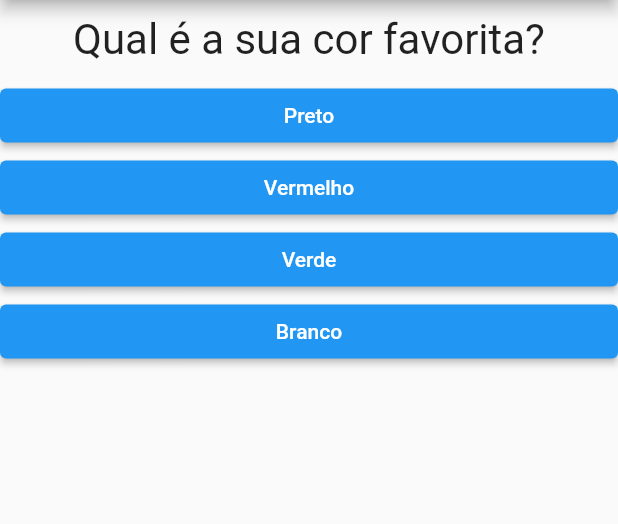
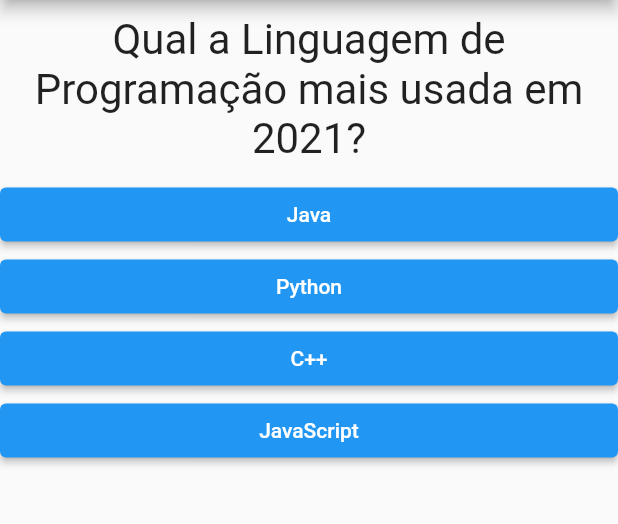
Before and after one commit to marcusvssantos/ProjetoPerguntasFlutter, a Flutter app: the screen it shows after launch, on a phone screen of 412 x 824 dp, the part 84-608 px from its top. Run offline on Flutter 3.47's test engine with Material 2 defaults, Android fonts, the phone set to English and light mode, and no system bars.

```diff
--- a/lib/main.dart
+++ b/lib/main.dart
@@ -1,25 +1,10 @@
 import 'package:flutter/material.dart';
-import './questao.dart';
-import './resposta.dart';
+import './questionario.dart';
+import './resultado.dart';
 
 void main() {
   runApp(const PerguntaApp());
 }
-
-final _perguntas = const [
-  {
-    'texto': 'Qual é a sua cor favorita?',
-    'respostas': ['Preto', 'Vermelho', 'Verde', 'Branco'],
-  },
-  {
-    'texto': 'Qual é o seu animal favorito?',
-    'respostas': ['Coelho', 'Cobra', 'Elefante', 'Leão'],
-  },
-  {
-    'texto': 'Qual é o seu instrutor favorito?',
-    'respostas': ['Maria', 'João', 'Leo', 'Pedro'],
-  }
-];
 
 class PerguntaApp extends StatefulWidget {
   const PerguntaApp({Key? key}) : super(key: key);
@@ -30,13 +15,51 @@ class PerguntaApp extends StatefulWidget {
 
 class _PerguntaAppState extends State<PerguntaApp> {
   var _perguntaSelecionada = 0;
+  var _pontuacaoTotal = 0;
+  final _perguntas = const [
+    {
+      'texto': 'Qual a Linguagem de Programação mais usada em 2021?',
+      'respostas': [
+        {'texto': 'Java', 'pontuacao': 0},
+        {'texto': 'Python', 'pontuacao': 1},
+        {'texto': 'C++', 'pontuacao': 0},
+        {'texto': 'JavaScript', 'pontuacao': 0},
+      ],
+    },
+    {
+      'texto': 'Qual a data de lançamento do Java??',
+      'respostas': [
+        {'texto': '1995', 'pontuacao': 1},
+        {'texto': '1968', 'pontuacao': 0},
+        {'texto': '2001', 'pontuacao': 0},
+        {'texto': '1925', 'pontuacao': 0},
+      ],
+    },
+    {
+      'texto': 'Quem foi o criador da Lâmpada?',
+      'respostas': [
+        {'texto': 'Elon Musk', 'pontuacao': 0},
+        {'texto': 'Nikola Tesla', 'pontuacao': 0},
+        {'texto': 'Thomas Edison', 'pontuacao': 1},
+        {'texto': 'Isaac Newton', 'pontuacao': 0},
+      ],
+    }
+  ];
 
-  void _responder() {
+  void _responder(int pontuacao) {
     if (temPerguntaSelecionada) {
       setState(() {
         _perguntaSelecionada++;
+        _pontuacaoTotal += pontuacao;
       });
     }
+  }
+
+  void _reiniciarQuestionario() {
+    setState(() {
+      _perguntaSelecionada = 0;
+      _pontuacaoTotal = 0;
+    });
   }
 
   bool get temPerguntaSelecionada {
@@ -45,23 +68,19 @@ class _PerguntaAppState extends State<PerguntaApp> {
 
   @override
   Widget build(BuildContext context) {
-    List<String> respostas = temPerguntaSelecionada
-        ? _perguntas[_perguntaSelecionada].cast()['respostas']
-        : [];
-
     return MaterialApp(
+      debugShowCheckedModeBanner: false,
       home: Scaffold(
         appBar: AppBar(
           title: const Text('Perguntas'),
         ),
         body: temPerguntaSelecionada
-            ? Column(
-                children: [
-                  Questao(_perguntas[_perguntaSelecionada]['texto'].toString()),
-                  ...respostas.map((t) => Resposta(t, _responder)).toList(),
-                ],
+            ? Questionario(
+                perguntas: _perguntas,
+                perguntaSelecionada: _perguntaSelecionada,
+                quandoResponder: _responder,
               )
-            : null,
+            : Resultado(_pontuacaoTotal, _reiniciarQuestionario),
       ),
     );
   }
--- /dev/null
+++ b/lib/questionario.dart
@@ -0,0 +1,41 @@
+import 'package:flutter/material.dart';
+import './questao.dart';
+import './resposta.dart';
+
+class Questionario extends StatelessWidget {
+  final List<Map<String, Object>> perguntas;
+  final int perguntaSelecionada;
+  final void Function(int) quandoResponder;
+
+  const Questionario({
+    Key? key,
+    required this.perguntas,
+    required this.perguntaSelecionada,
+    required this.quandoResponder,
+  }) : super(key: key);
+
+  bool get temPerguntaSelecionada {
+    return perguntaSelecionada < perguntas.length;
+  }
+
+  @override
+  Widget build(BuildContext context) {
+    List<Map<String, Object>> respostas = temPerguntaSelecionada
+        ? perguntas[perguntaSelecionada].cast()['respostas']
+        : [];
+
+    return Column(
+      children: <Widget>[
+        Questao(
+          perguntas[perguntaSelecionada]['texto'].toString(),
+        ),
+        ...respostas.map((resp) {
+          return Resposta(
+            resp['texto'].toString(),
+            () => quandoResponder(int.parse(resp['pontuacao'].toString())),
+          );
+        }).toList(),
+      ],
+    );
+  }
+}
```
Also changed, not shown: lib/resultado.dart (added, +46 -0 lines), 2 other files.
